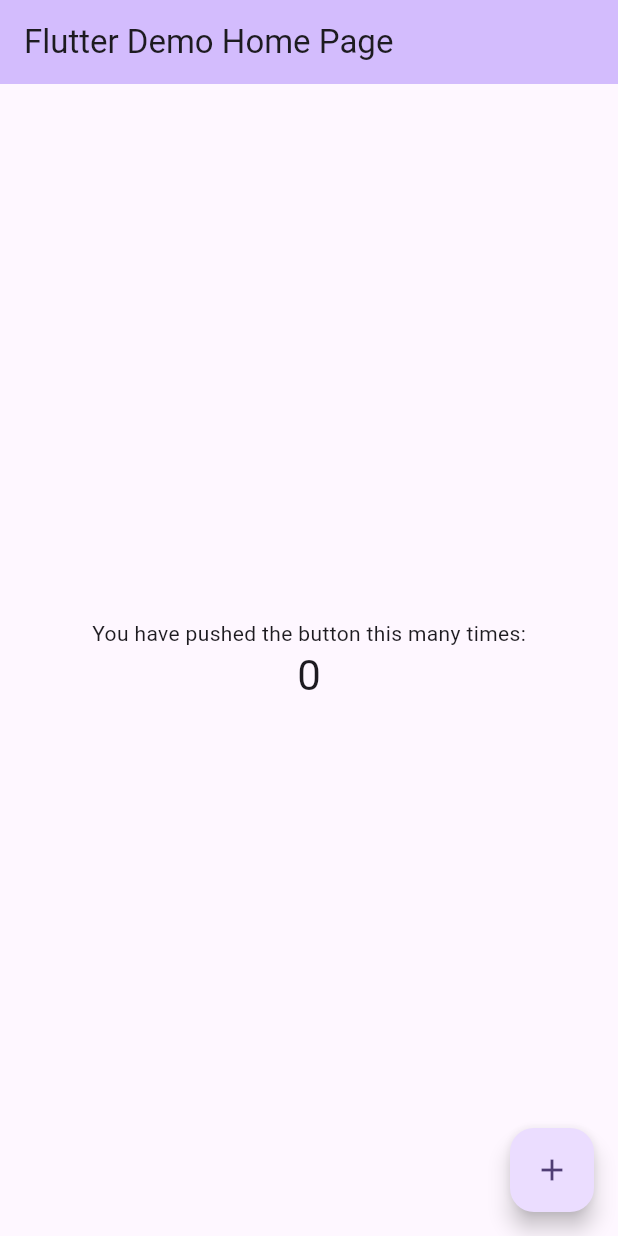
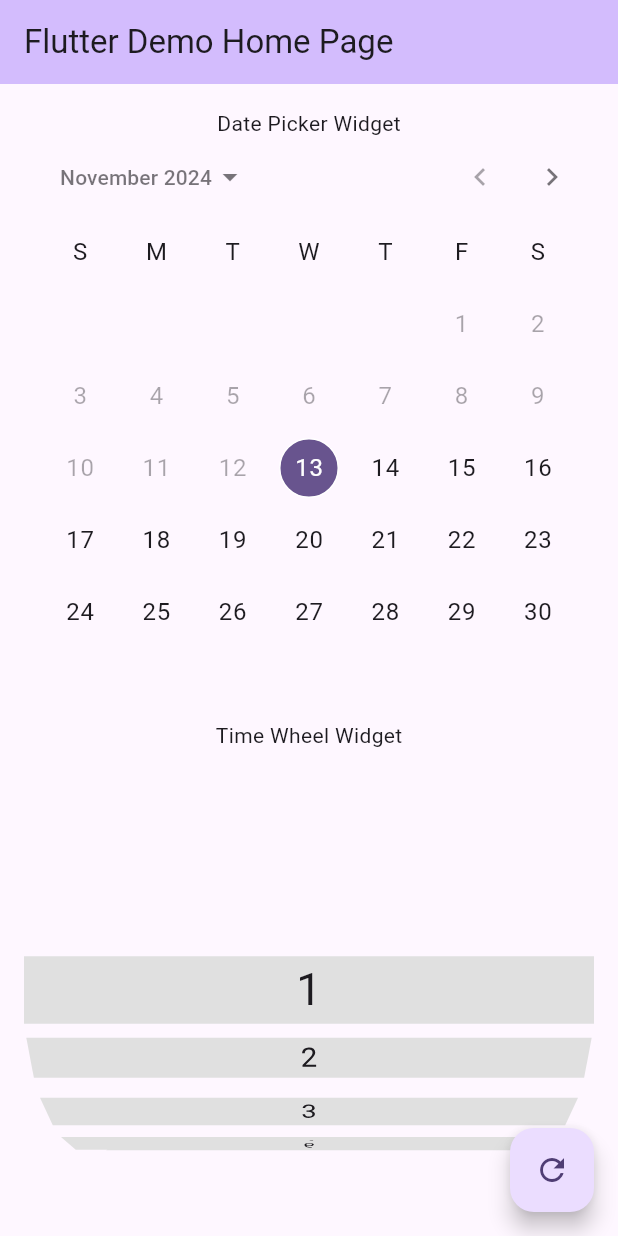
Before and after one commit to marufrobin/FlexiDateTime, a Flutter app: the screen it shows after launch, on a phone screen of 412 x 824 dp. Run offline on Flutter 3.47's test engine with Material 3 defaults, Android fonts, the phone set to English and light mode, and no system bars.

Commit message:
wip: found the Calendar date picker

```diff
--- a/lib/main.dart
+++ b/lib/main.dart
@@ -1,3 +1,4 @@
+import 'package:flexi_date_time/time_wheel.widget.dart';
 import 'package:flutter/material.dart';
 
 void main() {
@@ -42,24 +43,21 @@ class _MyHomePageState extends State<MyHomePage> {
         backgroundColor: Theme.of(context).colorScheme.inversePrimary,
         title: Text(widget.title),
       ),
-      body: Center(
-        child: Column(
-          mainAxisAlignment: MainAxisAlignment.center,
-          children: <Widget>[
-            const Text(
-              'You have pushed the button this many times:',
-            ),
-            Text(
-              '$_counter',
-              style: Theme.of(context).textTheme.headlineMedium,
-            ),
-          ],
+      body: Container(
+        padding: const EdgeInsets.all(16),
+        child: SingleChildScrollView(
+          child: Column(
+            mainAxisAlignment: MainAxisAlignment.center,
+            children: <Widget>[
+              TimeWheelWidget(),
+            ],
+          ),
         ),
       ),
       floatingActionButton: FloatingActionButton(
-        onPressed: _incrementCounter,
-        tooltip: 'Increment',
-        child: const Icon(Icons.add),
+        onPressed: () {},
+        tooltip: 'Refresh',
+        child: const Icon(Icons.refresh_outlined),
       ),
     );
   }
--- /dev/null
+++ b/lib/time_wheel.widget.dart
@@ -0,0 +1,161 @@
+import 'dart:developer';
+
+import 'package:flutter/material.dart';
+
+class TimeWheelWidget extends StatelessWidget {
+  const TimeWheelWidget({super.key});
+
+  @override
+  Widget build(BuildContext context) {
+    return Column(
+      children: [
+        const Text('Date Picker Widget'),
+        CalendarDatePicker(
+          initialCalendarMode: DatePickerMode.day,
+          currentDate: DateTime.now(),
+          initialDate: DateTime.now(),
+          firstDate: DateTime.now(),
+          lastDate: DateTime(2100),
+          onDateChanged: (date) {
+            log(name: 'onDateChanged:', "$date");
+          },
+          onDisplayedMonthChanged: (value) {
+            log(name: 'onDisplayedMonthChanged:', "$value");
+          },
+          selectableDayPredicate: (day) {
+            log(name: 'selectableDayPredicate:', "$day");
+            return true;
+          },
+        ),
+        const Text('Time Wheel Widget'),
+        const SizedBox(height: 10),
+        _ListWheelTestWidget(),
+        const SizedBox(height: 10),
+        const Text(' List Wheel Child Builder Delegate Widget'),
+        _ListWheelChildBuilderDelegateWidget(),
+        const SizedBox(height: 10),
+        const Text('List Wheel Child Looping List Delegate'),
+        const Text('List will show from beginning to end and then will loop'),
+        _LoopingWheelWidget(),
+        const SizedBox(height: 10),
+      ],
+    );
+  }
+}
+
+class _LoopingWheelWidget extends StatelessWidget {
+  const _LoopingWheelWidget({super.key});
+
+  @override
+  Widget build(BuildContext context) {
+    return SizedBox(
+      height: 300,
+      child: ListWheelScrollView.useDelegate(
+        itemExtent: 30,
+        // useMagnifier: true,
+        onSelectedItemChanged: (value) {
+          log('onSelectedItemChanged: ${value + 1}');
+        },
+        overAndUnderCenterOpacity: 0.4,
+        diameterRatio: 1.0,
+        useMagnifier: true,
+        magnification: 1.5,
+        // squeeze: 1,
+        physics: const FixedExtentScrollPhysics(),
+        childDelegate: ListWheelChildLoopingListDelegate(
+          children: List.generate(
+            24,
+            (index) => Container(
+              color: Colors.grey.shade300,
+              child: Center(
+                child: Text(
+                  '${index + 1}',
+                  style: const TextStyle(fontSize: 20),
+                ),
+              ),
+            ),
+          ),
+        ),
+      ),
+    );
+  }
+}
+
+class _ListWheelChildBuilderDelegateWidget extends StatelessWidget {
+  const _ListWheelChildBuilderDelegateWidget({
+    super.key,
+  });
+
+  @override
+  Widget build(BuildContext context) {
+    return SizedBox(
+      height: 300,
+      child: ListWheelScrollView.useDelegate(
+        itemExtent: 30,
+        // useMagnifier: true,
+        onSelectedItemChanged: (value) {
+          log('onSelectedItemChanged: ${value + 1}');
+        },
+        diameterRatio: 1.0,
+        useMagnifier: true,
+        magnification: 1.5,
+        squeeze: 1,
+        overAndUnderCenterOpacity: 0.4,
+
+        physics: const FixedExtentScrollPhysics(),
+        childDelegate: ListWheelChildBuilderDelegate(
+          childCount: 30,
+          builder: (context, index) {
+            return Container(
+              color: Colors.grey.shade300,
+              child: Center(
+                child: Text(
+                  '${index + 1}',
+                  style: const TextStyle(fontSize: 20),
+                ),
+              ),
+            );
+          },
+        ),
+      ),
+    );
+  }
+}
+
+class _ListWheelTestWidget extends StatelessWidget {
+  const _ListWheelTestWidget({
+    super.key,
+  });
+
+  @override
+  Widget build(BuildContext context) {
+    return SizedBox(
+      height: 300,
+      child: ListWheelScrollView(
+          itemExtent: 30,
+          // useMagnifier: true,
+          onSelectedItemChanged: (value) {
+            log('onSelectedItemChanged: ${value + 1}');
+          },
+          diameterRatio: 1.0,
+          useMagnifier: true,
+          magnification: 1.5,
+          squeeze: 1,
+          physics: const FixedExtentScrollPhysics(),
+          // perspective: 0.0004,
+          // hitTestBehavior: HitTestBehavior.translucent,
+          children: List.generate(
+            24,
+            (index) => Container(
+              color: Colors.grey.shade300,
+              child: Center(
+                child: Text(
+                  '${index + 1}',
+                  style: const TextStyle(fontSize: 20),
+                ),
+              ),
+            ),
+          )),
+    );
+  }
+}
```
